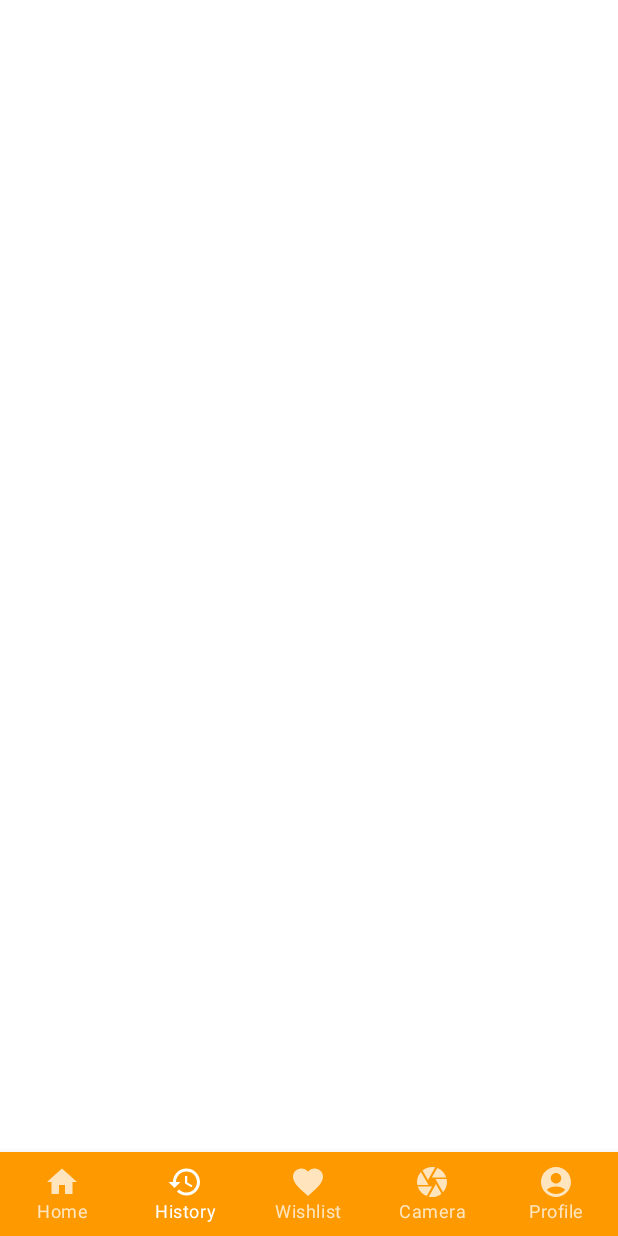
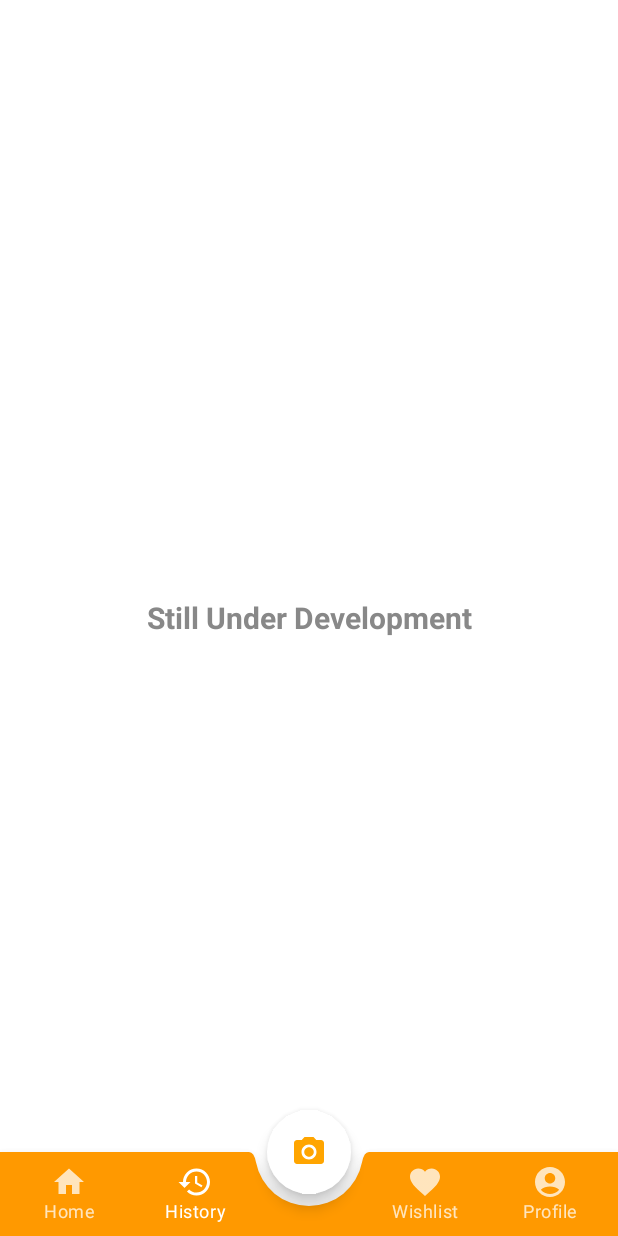
Before and after one commit to oneplusoneequal2/BatikIn, an Android app built with Jetpack Compose: the MainActivity screen opened directly, with no data from a screen before it, item 2 of the bottom bar chosen, on a phone screen of 412 x 824 dp. Run offline under Robolectric (Android 15) with nearby library versions, the light colour scheme and no system bars; our stand-ins replace livedata-compose, navigation-ui; pictures from the network do not load.

Commit message:
bikin FAB docked(gabung) sm bottomNav

```diff
--- a/app/src/main/java/com/capstone/batikin/ui/screen/BatikApp.kt
+++ b/app/src/main/java/com/capstone/batikin/ui/screen/BatikApp.kt
@@ -1,9 +1,15 @@
 package com.capstone.batikin.ui.screen
 
-import androidx.compose.foundation.layout.fillMaxWidth
-import androidx.compose.foundation.layout.padding
+import android.annotation.SuppressLint
+import androidx.compose.foundation.background
+import androidx.compose.foundation.layout.*
+import androidx.compose.foundation.rememberScrollState
 import androidx.compose.foundation.shape.CircleShape
+import androidx.compose.foundation.shape.CutCornerShape
+import androidx.compose.foundation.shape.RoundedCornerShape
+import androidx.compose.foundation.verticalScroll
 import androidx.compose.material.*
+import androidx.compose.material.SnackbarDefaults.backgroundColor
 import androidx.compose.material.icons.Icons
 import androidx.compose.material.icons.filled.*
 import androidx.compose.runtime.Composable
@@ -20,6 +26,8 @@ import com.capstone.batikin.ui.navigation.Screen
 import com.capstone.batikin.ui.screen.main.profile.ProfileScreen
 import androidx.compose.runtime.*
 import androidx.compose.ui.Alignment
+import androidx.compose.ui.draw.clip
+import androidx.compose.ui.graphics.Color
 import androidx.compose.ui.unit.dp
 import androidx.navigation.NavType
 import androidx.navigation.compose.NavHost
@@ -31,9 +39,11 @@ import com.capstone.batikin.model.Batik
 import com.capstone.batikin.model.listDummy
 import com.capstone.batikin.ui.screen.camera.CameraApp
 import com.capstone.batikin.ui.screen.detail.DetailApp
+import com.capstone.batikin.ui.screen.main.history.HistoryScreen
 import com.capstone.batikin.ui.screen.main.home.HomeScreen
 import com.capstone.batikin.ui.screen.main.wishlist.WishlistScreen
 
+@SuppressLint("UnusedMaterialScaffoldPaddingParameter")
 @Composable
 fun BatikApp(
     modifier: Modifier = Modifier,
@@ -42,57 +52,73 @@ fun BatikApp(
     val navBackStackEntry by navController.currentBackStackEntryAsState()
     val currentRoute = navBackStackEntry?.destination?.route
 
+    val wishlistItems = listDummy
+//
+//    Scaffold(
+//        bottomBar = {
+//
+//            if (currentRoute != Screen.DetailBatik.route) {
+//                BatikBottomBar(navController)
+//            }
+//        },
+//        modifier = modifier.background(Color.Transparent)
+//    )
+    // batas yang ad fab
     Scaffold(
         bottomBar = {
             if (currentRoute != Screen.DetailBatik.route) {
                 BatikBottomBar(navController)
             }
         },
-        modifier = modifier
+        modifier = modifier.background(Color.Transparent),
+        floatingActionButton = {
+            FloatingActionButton(
+                onClick = {
+                    // Navigasi ke CameraScreen
+                    navController.navigate(Screen.Camera.route)
+                },
+                backgroundColor = Color.White,
+                contentColor = Color(0xFFFFA500), // Warna ikon
+//                modifier = Modifier.padding(bottom = it.calculateBottomPadding()) // Mengatur padding bawah sesuai dengan bottomBar
+            ) {
+                Icon(
+                    imageVector = Icons.Default.CameraAlt,
+                    contentDescription = null
                 )
-    // batas copas yang ad fab
-//    Scaffold(
-//        bottomBar = {
-//            BottomAppBar(
-//                modifier = Modifier.fillMaxWidth(),
-//                backgroundColor = Color.White,
-//                cutoutShape = CircleShape
-//            ) {
-//                BatikBottomBar(navController = navController)
-//            }
-//        },
-//        floatingActionButton = {
-//            FloatingActionButton(
-//                onClick = {
-//                    // Navigasi ke CameraScreen
-////                    navController.navigate(Screen.Camera.route)
-//                },
-//                // disini kena error BoxScopeInstance
-////                modifier = Modifier.align(Alignment.Center)
-//            ) {
-//                Icon(
-//                    imageVector = Icons.Default.CameraAlt,
-//                    contentDescription = stringResource(R.string.camera_icon)
-//                )
-//            }
-//        },
-//        isFloatingActionButtonDocked = true,
-//        floatingActionButtonPosition = FabPosition.Center,
-//        modifier = modifier
-//    )
-    { innerPadding ->
-        val wishlistItems = listDummy
+            }
+        },
+        isFloatingActionButtonDocked = true,
+        floatingActionButtonPosition = FabPosition.Center,
+
+    )
+    {innerPadding ->
+        Box(
+            modifier = Modifier
+                .background(Color.Transparent)
+
+            ) {
+            NavigationHost(navController = navController)
+        }
+
+    }
+
+}
+
+@Composable
+fun NavigationHost(navController: NavHostController) {
     NavHost(
         navController = navController,
-            startDestination = Screen.Home.route,
-            modifier = Modifier.padding(innerPadding)
+        startDestination = Screen.Home.route
     ) {
+        val wishlistItems = listDummy
+
+
         composable(Screen.Home.route) {
             HomeScreen(navController = navController)
         }
         composable(Screen.History.route) {
             // Implementasi tampilan untuk History
-//                HistoryScreen()
+            HistoryScreen()
         }
         composable(Screen.Wishlist.route) {
             // Implementasi tampilan untuk Wishlist
@@ -102,6 +128,7 @@ fun BatikApp(
             // Implementasi tampilan untuk Profile
             ProfileScreen()
         }
+        // Kamera klo gk pake FAB
         composable(Screen.Camera.route) {
             CameraApp()
         }
@@ -109,19 +136,17 @@ fun BatikApp(
         composable(
             route = Screen.DetailBatik.route,
             arguments = listOf(
-                    navArgument("batikId"){
+                navArgument("batikId") {
                     type = NavType.IntType
                 }
             )
-            ){
+        ) {
             val batikId = it.arguments?.getInt("batikId")
             if (batikId != null) {
                 DetailApp(id = batikId, navController)
             }
         }
     }
-    }
-
 }
 
 
@@ -143,16 +168,17 @@ fun BatikBottomBar(
             icon = Icons.Default.History,
             screen = Screen.History
         ),
+        // Camera
+//        NavigationItem(
+//            title = stringResource(R.string.Camera),
+//            icon = Icons.Default.Camera,
+//            screen = Screen.Camera
+//        ),
+//        Spacer(modifier = Modifier.height(16.dp)),
         NavigationItem(
             title = stringResource(R.string.menu_wishlist),
             icon = Icons.Default.Favorite,
             screen = Screen.Wishlist
-        ),
-        // Camera
-        NavigationItem(
-            title = stringResource(R.string.Camera),
-            icon = Icons.Default.Camera,
-            screen = Screen.Camera
         ),
         NavigationItem(
             title = stringResource(R.string.menu_profile),
@@ -161,9 +187,14 @@ fun BatikBottomBar(
         )
     )
 
-    BottomNavigation(
+    BottomAppBar(
         modifier = modifier
+            .background(Color.Transparent),
+//        cutoutShape = CutCornerShape(bottomStart = 16.dp, bottomEnd = 16.dp),
+        cutoutShape = CircleShape
+
     ) {
+//        navigationItems.forEachIndexed { index, item ->
         navigationItems.forEach { item ->
             BottomNavigationItem(
                 icon = {
@@ -183,6 +214,11 @@ fun BatikBottomBar(
                     }
                 }
             )
+            if (item.title == stringResource(R.string.menu_history)) {
+                Spacer(modifier = Modifier.width(70.dp)) // Jarak yang berbeda untuk "History"
+            } else if (item.title == stringResource(R.string.menu_wishlist)) {
+                Spacer(modifier = Modifier.width(-30.dp)) // Jarak default untuk item lainnya
             }
         }
     }
+}
--- a/app/src/main/java/com/capstone/batikin/ui/screen/main/dashboard/DashboardFragment.kt
+++ b/app/src/main/java/com/capstone/batikin/ui/screen/main/history/DashboardFragment.kt
@@ -1,4 +1,4 @@
-package com.capstone.batikin.ui.screen.main.dashboard
+package com.capstone.batikin.ui.screen.main.history
 
 import android.os.Bundle
 import android.view.LayoutInflater
--- a/app/src/main/java/com/capstone/batikin/ui/screen/main/dashboard/DashboardViewModel.kt
+++ b/app/src/main/java/com/capstone/batikin/ui/screen/main/history/DashboardViewModel.kt
@@ -1,4 +1,4 @@
-package com.capstone.batikin.ui.screen.main.dashboard
+package com.capstone.batikin.ui.screen.main.history
 
 import androidx.lifecycle.LiveData
 import androidx.lifecycle.MutableLiveData
@@ -7,7 +7,7 @@ import androidx.lifecycle.ViewModel
 class DashboardViewModel : ViewModel() {
 
     private val _text = MutableLiveData<String>().apply {
-        value = "This is dashboard Fragment"
+        value = "Still Under Development"
     }
     val text: LiveData<String> = _text
 }
--- /dev/null
+++ b/app/src/main/java/com/capstone/batikin/ui/screen/main/history/HistoryScreen.kt
@@ -0,0 +1,29 @@
+package com.capstone.batikin.ui.screen.main.history
+
+import androidx.compose.foundation.layout.Column
+import androidx.compose.foundation.layout.fillMaxSize
+import androidx.compose.foundation.layout.wrapContentSize
+import androidx.compose.material.Text
+import androidx.compose.runtime.Composable
+import androidx.compose.ui.Alignment
+import androidx.compose.ui.Modifier
+import androidx.compose.ui.graphics.Color
+import androidx.compose.ui.text.TextStyle
+import androidx.compose.ui.text.font.FontWeight
+import androidx.compose.ui.text.style.TextAlign
+import androidx.compose.ui.unit.sp
+
+@Composable
+fun HistoryScreen() {
+    Column(
+        modifier = Modifier
+            .fillMaxSize()
+            .wrapContentSize(Alignment.Center)
+    ) {
+        Text(
+            text = "Still Under Development",
+            style = TextStyle(fontSize = 20.sp, fontWeight = FontWeight.Bold, color = Color.Gray),
+            textAlign = TextAlign.Center
+        )
+    }
+}
--- a/app/src/main/java/com/capstone/batikin/ui/screen/main/home/HomeScreen.kt
+++ b/app/src/main/java/com/capstone/batikin/ui/screen/main/home/HomeScreen.kt
@@ -42,78 +42,6 @@ import com.capstone.batikin.R
 import com.capstone.batikin.model.listDummy
 import com.capstone.batikin.ui.navigation.Screen
 
-//@OptIn(ExperimentalFoundationApi::class)
-//@Composable
-//fun HomeCompose(navController: NavHostController, modifier: Modifier = Modifier) {
-//
-//    var query by remember { mutableStateOf("") }
-//
-//    val mainViewModel = viewModel<MainViewModel>()
-//
-//    mainViewModel.getData()
-//
-//    val dataList by mainViewModel.listData.observeAsState()
-//
-//    val data = ArrayList<Batik>()
-//
-//    dataList?.map {
-//        data.add(it)
-//    }
-//
-//    Scaffold(
-//        topBar = { TopBar(query) { query = it } }
-//    ) { paddingValues ->
-//        Column(modifier = modifier
-//            .padding(
-//                start = 16.dp,
-//                top = 16.dp,
-//                end = 16.dp,
-//                bottom = paddingValues.calculateBottomPadding()),
-//            verticalArrangement = Arrangement.spacedBy(16.dp)) {
-//
-//            HomeBanner()
-//
-//            SectionHeader(text = "Batik Categories")
-//            LazyRow(horizontalArrangement = Arrangement.spacedBy(10.dp)) {
-//                items(categoryDummy){
-//                    CategoryItem(title = it)
-//                }
-//            }
-//
-//            SectionHeader(text = "Recommendation")
-//            LazyRow(horizontalArrangement = Arrangement.spacedBy(16.dp)) {
-//                items(data, key = { item ->
-//                    item.id
-//                }) {
-//                    Item(
-//                        it,
-//                        navController = navController
-//                    )
-//                }
-//            }
-//
-//            SectionHeader(text = "Discover More")
-//            LazyVerticalStaggeredGrid(
-//                columns = StaggeredGridCells.Fixed(2),
-//                horizontalArrangement = Arrangement.spacedBy(16.dp),
-//                state = rememberLazyStaggeredGridState(),
-//                verticalItemSpacing = 20.dp,
-//                modifier = Modifier.height(300.dp)
-//            ) {
-//                items(data, key = { item ->
-//                    item.id
-//                }) {
-//                    Item(
-//                        item = it,
-//                        modifier = Modifier.width(50.dp),
-//                        navController = navController
-//                    )
-//                }
-//            }
-//        }
-//    }
-//}
-
 @OptIn(ExperimentalFoundationApi::class)
 @Composable
 fun HomeScreen(navController: NavHostController, modifier: Modifier = Modifier) {
@@ -129,19 +57,25 @@ fun HomeScreen(navController: NavHostController, modifier: Modifier = Modifier)
     }
 
     Scaffold(
-        topBar = { TopBar(query) { query = it } }
+        topBar = { TopBar(query) { query = it } },
+//        modifier = Modifier.background(Color.Transparent),
+//        backgroundColor = Color.Transparent// Mengatur latbel Scaffold jadi transparan
     ) { paddingValues ->
         Column(
             modifier = modifier
                 .fillMaxWidth()
                 .padding(paddingValues)
                 .verticalScroll(rememberScrollState())
-                .padding(start = 16.dp, top = 16.dp, end = 16.dp)
+                .padding(start = 8.dp, top = 16.dp, end = 8.dp)
+//                .background(Color.Transparent)
         ) {
             HomeBanner()
 
             SectionHeader(text = "Batik Categories")
-            LazyRow(horizontalArrangement = Arrangement.spacedBy(10.dp)) {
+            LazyRow(
+                horizontalArrangement = Arrangement.spacedBy(10.dp),
+                modifier = Modifier.padding(vertical = 8.dp)
+            ) {
                 items(categoryDummy) { category ->
                     CategoryItem(title = category)
                 }
@@ -149,13 +83,15 @@ fun HomeScreen(navController: NavHostController, modifier: Modifier = Modifier)
 
             SectionHeader(text = "Recommendation")
             LazyRow(
-                horizontalArrangement = Arrangement.spacedBy(16.dp)
+                horizontalArrangement = Arrangement.spacedBy(16.dp),
+                modifier = Modifier.padding(vertical = 8.dp)
             ) {
                 items(data, key = { item -> item.id }) { item ->
                     Item(
                         item = item,
                         navController = navController,
-                        modifier = Modifier.width(100.dp)
+                        modifier = Modifier
+                            .width(100.dp)
                     )
                 }
             }
@@ -165,9 +101,9 @@ fun HomeScreen(navController: NavHostController, modifier: Modifier = Modifier)
                 columns = GridCells.Fixed(2),
                 horizontalArrangement = Arrangement.spacedBy(16.dp),
                 modifier = Modifier
-                    .height(300.dp) //klo height gk diatur bisa error infinity
+                    .height(200.dp) //klo height gk diatur bisa error infinity
                     .padding(8.dp),
-                verticalArrangement = Arrangement.spacedBy(8.dp) // Atur jarak antara item
+                verticalArrangement = Arrangement.spacedBy(10.dp) // Atur jarak antara item
             ) {
                 items(data, key = { item -> item.id }) { item ->
                     Item(item = item, navController = navController, modifier = Modifier.fillMaxWidth())
--- a/app/src/main/java/com/capstone/batikin/ui/ui/theme/Color.kt
+++ b/app/src/main/java/com/capstone/batikin/ui/ui/theme/Color.kt
@@ -8,3 +8,4 @@ val Purple700 = Color(0xFF3700B3)
 val Teal200 = Color(0xFF03DAC5)
 
 val OrangePrimary= Color(0xffff9900)
+val lightGray = Color(0xffa9a9a9)
--- a/app/src/main/java/com/capstone/batikin/ui/ui/theme/Theme.kt
+++ b/app/src/main/java/com/capstone/batikin/ui/ui/theme/Theme.kt
@@ -5,6 +5,7 @@ import androidx.compose.material.MaterialTheme
 import androidx.compose.material.darkColors
 import androidx.compose.material.lightColors
 import androidx.compose.runtime.Composable
+import androidx.compose.ui.graphics.Color
 
 private val DarkColorPalette = darkColors(
     primary = OrangePrimary,
@@ -15,7 +16,9 @@ private val DarkColorPalette = darkColors(
 private val LightColorPalette = lightColors(
     primary = OrangePrimary,
     primaryVariant = OrangePrimary,
-    secondary = Teal200
+    secondary = Teal200,
+//    background = Color.White,
+
 
     /* Other default colors to override
     background = Color.White,
--- a/app/src/main/res/layout/fragment_dashboard.xml
+++ b/app/src/main/res/layout/fragment_dashboard.xml
@@ -4,7 +4,7 @@
     xmlns:tools="http://schemas.android.com/tools"
     android:layout_width="match_parent"
     android:layout_height="match_parent"
-    tools:context=".ui.screen.main.dashboard.DashboardFragment">
+    tools:context=".ui.screen.main.history.DashboardFragment">
 
     <TextView
         android:id="@+id/text_dashboard"
--- a/app/src/main/res/navigation/mobile_navigation.xml
+++ b/app/src/main/res/navigation/mobile_navigation.xml
@@ -13,7 +13,7 @@
 
     <fragment
         android:id="@+id/navigation_history"
-        android:name="com.capstone.batikin.ui.screen.main.dashboard.DashboardFragment"
+        android:name="com.capstone.batikin.ui.screen.main.history.DashboardFragment"
         android:label="@string/title_history"
         tools:layout="@layout/fragment_dashboard" />
 
```
Lines whose indentation alone changed are shown as unchanged.
